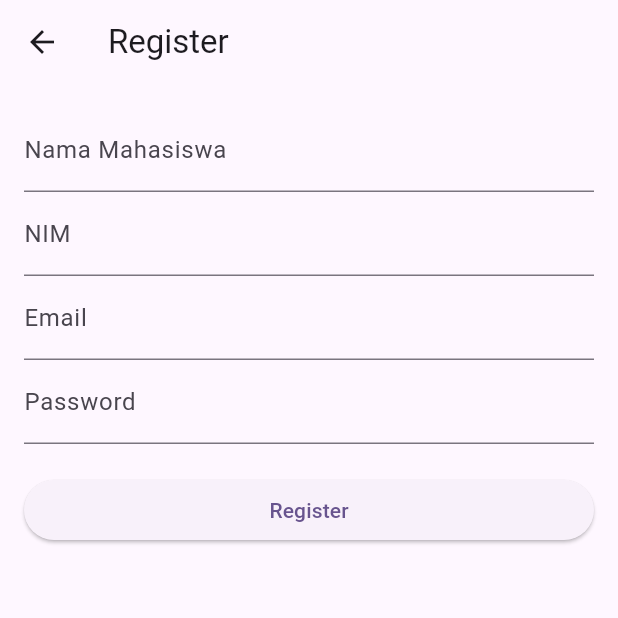
After one commit to coldzamzam/flutter-firebase, a Flutter app: the AuthPage screen opened directly, after a tap on "Sign Out", after a tap on "Sign In", after a tap on "Belum punya akun? Daftar di sini", on a phone screen of 412 x 824 dp, the top half of it. The commit adds this screen. Run offline on Flutter 3.47's test engine with Material 3 defaults, Android fonts, the phone set to English and light mode, and no system bars; our stand-ins replace cloud_firestore, firebase_auth, firebase_core; accounts and stored records are empty; network calls fail.

Commit message:
AKHIRNYA JADIIIIIIIII

```diff
--- /dev/null
+++ b/lib/screens/auth_page.dart
@@ -0,0 +1,35 @@
+import 'package:flutter/material.dart';
+import 'package:firebase_auth/firebase_auth.dart';
+import 'signin_screen.dart';
+import 'userinfo_screen.dart';
+
+class AuthPage extends StatelessWidget {
+  const AuthPage({super.key});
+
+  @override
+  Widget build(BuildContext context) {
+    return StreamBuilder<User?>(
+      stream: FirebaseAuth.instance.authStateChanges(),
+      builder: (context, snapshot) {
+        // Cek apakah user sudah login
+        if (snapshot.connectionState == ConnectionState.waiting) {
+          return const Scaffold(
+            body: Center(child: CircularProgressIndicator()),
+          );
+        }
+
+        if (snapshot.hasData) {
+          final user = snapshot.data!;
+          // Cek apakah email user sudah diverifikasi
+          if (user.emailVerified) {
+            return const UserInfoScreen();
+          } else {
+            return const UserInfoScreen(); // bisa juga tampilkan layar khusus
+          }
+        } else {
+          return const SignInScreen();
+        }
+      },
+    );
+  }
+}
--- /dev/null
+++ b/lib/screens/register_screen.dart
@@ -0,0 +1,92 @@
+import 'package:flutter/material.dart';
+import 'package:firebase_auth/firebase_auth.dart';
+import 'package:cloud_firestore/cloud_firestore.dart';
+import 'userinfo_screen.dart';
+
+class RegisterScreen extends StatefulWidget {
+  const RegisterScreen({super.key});
+
+  @override
+  State<RegisterScreen> createState() => _RegisterScreenState();
+}
+
+class _RegisterScreenState extends State<RegisterScreen> {
+  final TextEditingController nameController = TextEditingController();
+  final TextEditingController nimController = TextEditingController();
+  final TextEditingController emailController = TextEditingController();
+  final TextEditingController passwordController = TextEditingController();
+
+  final FirebaseAuth _auth = FirebaseAuth.instance;
+  final FirebaseFirestore _firestore = FirebaseFirestore.instance;
+
+  String? errorMessage;
+
+  void register() async {
+    try {
+      UserCredential userCredential =
+          await _auth.createUserWithEmailAndPassword(
+        email: emailController.text.trim(),
+        password: passwordController.text,
+      );
+
+      User? user = userCredential.user;
+
+      if (user != null) {
+        await _firestore.collection('users').doc(user.uid).set({
+          'name': nameController.text,
+          'nim': nimController.text,
+          'email': emailController.text,
+        });
+
+        await user.sendEmailVerification();
+
+        Navigator.pushReplacement(
+          context,
+          MaterialPageRoute(builder: (_) => const UserInfoScreen()),
+        );
+      }
+    } on FirebaseAuthException catch (e) {
+      setState(() {
+        errorMessage = e.message;
+      });
+    }
+  }
+
+  @override
+  Widget build(BuildContext context) {
+    return Scaffold(
+      appBar: AppBar(title: const Text('Register')),
+      body: Padding(
+        padding: const EdgeInsets.all(16.0),
+        child: ListView(
+          children: [
+            if (errorMessage != null)
+              Text(errorMessage!, style: const TextStyle(color: Colors.red)),
+            TextField(
+              controller: nameController,
+              decoration: const InputDecoration(labelText: 'Nama Mahasiswa'),
+            ),
+            TextField(
+              controller: nimController,
+              decoration: const InputDecoration(labelText: 'NIM'),
+            ),
+            TextField(
+              controller: emailController,
+              decoration: const InputDecoration(labelText: 'Email'),
+            ),
+            TextField(
+              controller: passwordController,
+              obscureText: true,
+              decoration: const InputDecoration(labelText: 'Password'),
+            ),
+            const SizedBox(height: 20),
+            ElevatedButton(
+              onPressed: register,
+              child: const Text('Register'),
+            ),
+          ],
+        ),
+      ),
+    );
+  }
+}
--- /dev/null
+++ b/lib/screens/signin_screen.dart
@@ -0,0 +1,75 @@
+import 'package:flutter/material.dart';
+import 'package:firebase_auth/firebase_auth.dart';
+import 'register_screen.dart';
+import 'userinfo_screen.dart';
+
+class SignInScreen extends StatefulWidget {
+  const SignInScreen({super.key});
+
+  @override
+  State<SignInScreen> createState() => _SignInScreenState();
+}
+
+class _SignInScreenState extends State<SignInScreen> {
+  final TextEditingController emailController = TextEditingController();
+  final TextEditingController passwordController = TextEditingController();
+  final FirebaseAuth _auth = FirebaseAuth.instance;
+
+  String? errorMessage;
+
+  void signIn() async {
+    try {
+      await _auth.signInWithEmailAndPassword(
+        email: emailController.text.trim(),
+        password: passwordController.text,
+      );
+      Navigator.pushReplacement(
+        context,
+        MaterialPageRoute(builder: (_) => const UserInfoScreen()),
+      );
+    } on FirebaseAuthException catch (e) {
+      setState(() {
+        errorMessage = e.message;
+      });
+    }
+  }
+
+  @override
+  Widget build(BuildContext context) {
+    return Scaffold(
+      appBar: AppBar(title: const Text('Sign In')),
+      body: Padding(
+        padding: const EdgeInsets.all(16.0),
+        child: Column(
+          children: [
+            if (errorMessage != null)
+              Text(errorMessage!, style: const TextStyle(color: Colors.red)),
+            TextField(
+              controller: emailController,
+              decoration: const InputDecoration(labelText: 'Email'),
+            ),
+            TextField(
+              controller: passwordController,
+              obscureText: true,
+              decoration: const InputDecoration(labelText: 'Password'),
+            ),
+            const SizedBox(height: 20),
+            ElevatedButton(
+              onPressed: signIn,
+              child: const Text('Sign In'),
+            ),
+            TextButton(
+              onPressed: () {
+                Navigator.push(
+                  context,
+                  MaterialPageRoute(builder: (_) => const RegisterScreen()),
+                );
+              },
+              child: const Text('Belum punya akun? Daftar di sini'),
+            ),
+          ],
+        ),
+      ),
+    );
+  }
+}
--- /dev/null
+++ b/lib/screens/userinfo_screen.dart
@@ -0,0 +1,120 @@
+import 'package:flutter/material.dart';
+import 'package:firebase_auth/firebase_auth.dart';
+import 'package:cloud_firestore/cloud_firestore.dart';
+import 'signin_screen.dart';
+import 'about_screen.dart';
+
+class UserInfoScreen extends StatefulWidget {
+  const UserInfoScreen({super.key});
+
+  @override
+  State<UserInfoScreen> createState() => _UserInfoScreenState();
+}
+
+class _UserInfoScreenState extends State<UserInfoScreen> {
+  final FirebaseAuth _auth = FirebaseAuth.instance;
+  final FirebaseFirestore _firestore = FirebaseFirestore.instance;
+
+  User? user;
+  Map<String, dynamic>? userData;
+  bool isEmailVerified = false;
+  bool loading = true;
+
+  @override
+  void initState() {
+    super.initState();
+    loadUser();
+  }
+
+  Future<void> loadUser() async {
+    user = _auth.currentUser;
+    await user?.reload(); // Refresh status verifikasi
+    user = _auth.currentUser;
+    isEmailVerified = user?.emailVerified ?? false;
+
+    if (user != null) {
+      DocumentSnapshot userDoc =
+          await _firestore.collection('users').doc(user!.uid).get();
+      userData = userDoc.data() as Map<String, dynamic>?;
+    }
+
+    setState(() {
+      loading = false;
+    });
+  }
+
+  Future<void> sendVerificationEmail() async {
+    await user?.sendEmailVerification();
+    ScaffoldMessenger.of(context).showSnackBar(
+      const SnackBar(content: Text('Verification email sent')),
+    );
+  }
+
+  void signOut() async {
+    await _auth.signOut();
+    Navigator.pushReplacement(
+      context,
+      MaterialPageRoute(builder: (_) => const SignInScreen()),
+    );
+  }
+
+  @override
+  Widget build(BuildContext context) {
+    if (loading) {
+      return const Scaffold(
+        body: Center(child: CircularProgressIndicator()),
+      );
+    }
+
+    return Scaffold(
+      appBar: AppBar(
+        title: const Text('User Info'),
+        actions: [
+          IconButton(
+            icon: const Icon(Icons.info_outline),
+            onPressed: () {
+              Navigator.push(
+                context,
+                MaterialPageRoute(builder: (_) => const AboutScreen()),
+              );
+            },
+          ),
+        ],
+      ),
+      body: Padding(
+        padding: const EdgeInsets.all(16.0),
+        child: userData == null
+            ? const Text('No user data found')
+            : Column(
+                crossAxisAlignment: CrossAxisAlignment.start,
+                children: [
+                  Text('Nama: ${userData!['name']}'),
+                  Text('NIM: ${userData!['nim']}'),
+                  Text('Email: ${userData!['email']}'),
+                  const SizedBox(height: 20),
+                  Text(
+                    isEmailVerified
+                        ? 'Email is verified ✅'
+                        : 'Email is not verified ❌',
+                    style: TextStyle(
+                      color: isEmailVerified ? Colors.green : Colors.red,
+                      fontWeight: FontWeight.bold,
+                    ),
+                  ),
+                  const SizedBox(height: 10),
+                  if (!isEmailVerified)
+                    ElevatedButton(
+                      onPressed: sendVerificationEmail,
+                      child: const Text('Verify Email'),
+                    ),
+                  const SizedBox(height: 20),
+                  ElevatedButton(
+                    onPressed: signOut,
+                    child: const Text('Sign Out'),
+                  ),
+                ],
+              ),
+      ),
+    );
+  }
+}
--- a/pubspec.yaml
+++ b/pubspec.yaml
@@ -37,6 +37,8 @@ dependencies:
   firebase_core: ^3.13.0
   firebase_database: ^11.3.5
   cloud_firestore: ^5.6.7
+  flutter_spinkit: ^5.2.1
+  firebase_auth: ^5.5.3
 
 dev_dependencies:
   flutter_test:
```
Also changed, not shown: lib/main.dart (+6 -152 lines), lib/screens/about_screen.dart (added, +47 -0 lines), lib/screens/splash_screen.dart (added, +35 -0 lines), lib/splash_screen.dart (deleted, +0 -58 lines), lib/firebase_options.dart, pubspec.lock, 1 other file.
